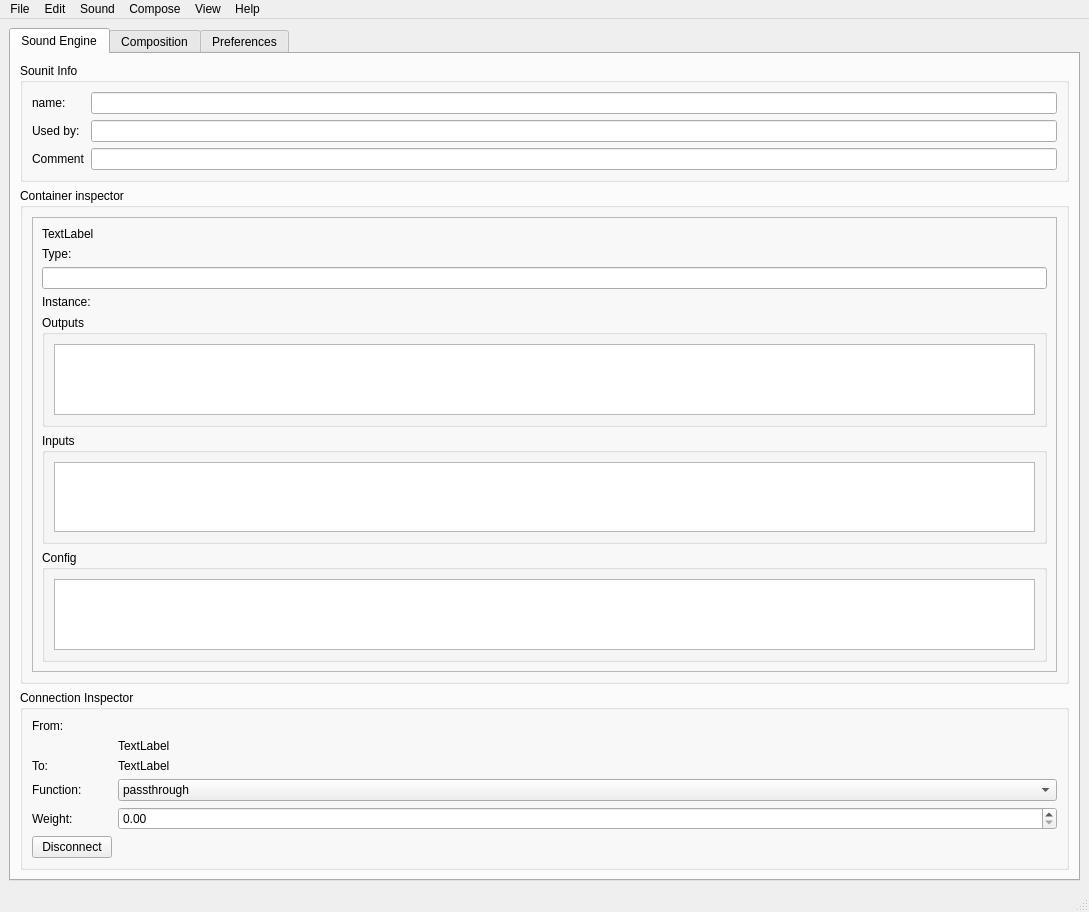
First picture: the form in calamusmain.ui, repository nimusd/Calamus, before the edit.
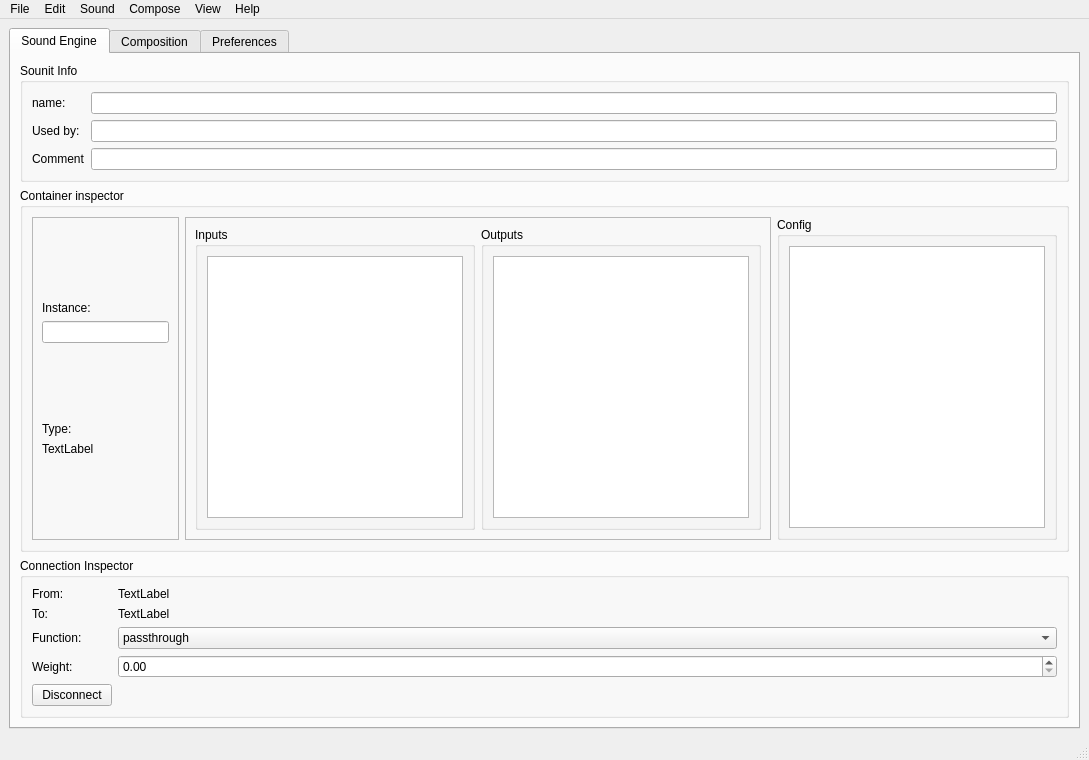
Second picture: the form after the edit. The open tabs and pages were chosen to show the change.

```diff
--- a/calamusmain.ui
+++ b/calamusmain.ui
@@ -73,59 +73,61 @@
           <property name="title">
            <string>Container inspector</string>
           </property>
-          <layout class="QVBoxLayout" name="verticalLayout_7">
+          <layout class="QHBoxLayout" name="horizontalLayout_16">
            <item>
-            <widget class="QFrame" name="frame_2">
+            <widget class="QFrame" name="frame">
              <property name="frameShape">
               <enum>QFrame::Shape::StyledPanel</enum>
              </property>
              <property name="frameShadow">
               <enum>QFrame::Shadow::Raised</enum>
              </property>
-             <layout class="QVBoxLayout" name="verticalLayout_8">
-              <item>
-               <widget class="QLabel" name="labelContainerType">
-                <property name="text">
-                 <string>TextLabel</string>
-                </property>
-               </widget>
-              </item>
-              <item>
-               <widget class="QLabel" name="label_4">
-                <property name="text">
-                 <string>Type: </string>
-                </property>
-               </widget>
-              </item>
-              <item>
-               <widget class="QLineEdit" name="editInstanceName"/>
-              </item>
+             <layout class="QVBoxLayout" name="verticalLayout_2">
               <item>
                <widget class="QLabel" name="label_5">
                 <property name="text">
                  <string>Instance: </string>
                 </property>
+                <property name="alignment">
+                 <set>Qt::AlignmentFlag::AlignBottom|Qt::AlignmentFlag::AlignLeading|Qt::AlignmentFlag::AlignLeft</set>
+                </property>
                </widget>
               </item>
               <item>
-               <widget class="QGroupBox" name="groupOutputs">
-                <property name="title">
-                 <string>Outputs</string>
+               <widget class="QLineEdit" name="editInstanceName"/>
+              </item>
+              <item>
+               <widget class="QLabel" name="label_4">
+                <property name="text">
+                 <string>Type: </string>
                 </property>
-                <layout class="QVBoxLayout" name="verticalLayout_11">
-                 <item>
-                  <widget class="QListWidget" name="listWidget_2">
-                   <property name="minimumSize">
-                    <size>
-                     <width>0</width>
-                     <height>0</height>
-                    </size>
-                   </property>
-                  </widget>
-                 </item>
-                </layout>
+                <property name="alignment">
+                 <set>Qt::AlignmentFlag::AlignBottom|Qt::AlignmentFlag::AlignLeading|Qt::AlignmentFlag::AlignLeft</set>
+                </property>
                </widget>
               </item>
+              <item>
+               <widget class="QLabel" name="labelContainerType">
+                <property name="text">
+                 <string>TextLabel</string>
+                </property>
+                <property name="alignment">
+                 <set>Qt::AlignmentFlag::AlignLeading|Qt::AlignmentFlag::AlignLeft|Qt::AlignmentFlag::AlignTop</set>
+                </property>
+               </widget>
+              </item>
+             </layout>
+            </widget>
+           </item>
+           <item>
+            <widget class="QFrame" name="frame_2">
+             <property name="frameShape">
+              <enum>QFrame::Shape::StyledPanel</enum>
+             </property>
+             <property name="frameShadow">
+              <enum>QFrame::Shadow::Raised</enum>
+             </property>
+             <layout class="QHBoxLayout" name="horizontalLayout_13">
               <item>
                <widget class="QGroupBox" name="groupInputs">
                 <property name="title">
@@ -146,13 +148,13 @@
                </widget>
               </item>
               <item>
-               <widget class="QGroupBox" name="groupConfig">
+               <widget class="QGroupBox" name="groupOutputs">
                 <property name="title">
-                 <string>Config</string>
+                 <string>Outputs</string>
                 </property>
-                <layout class="QVBoxLayout" name="verticalLayout_9">
+                <layout class="QVBoxLayout" name="verticalLayout_11">
                  <item>
-                  <widget class="QListWidget" name="listWidget_3">
+                  <widget class="QListWidget" name="listWidgetOutputs">
                    <property name="minimumSize">
                     <size>
                      <width>0</width>
@@ -167,6 +169,25 @@
              </layout>
             </widget>
            </item>
+           <item>
+            <widget class="QGroupBox" name="groupConfig">
+             <property name="title">
+              <string>Config</string>
+             </property>
+             <layout class="QVBoxLayout" name="verticalLayout_9">
+              <item>
+               <widget class="QListWidget" name="listWidgetConfig">
+                <property name="minimumSize">
+                 <size>
+                  <width>0</width>
+                  <height>0</height>
+                 </size>
+                </property>
+               </widget>
+              </item>
+             </layout>
+            </widget>
+           </item>
           </layout>
          </widget>
         </item>
@@ -176,13 +197,6 @@
            <string>Connection Inspector</string>
           </property>
           <layout class="QFormLayout" name="formLayout_3">
-           <item row="0" column="0">
-            <widget class="QLabel" name="label_6">
-             <property name="text">
-              <string>From:</string>
-             </property>
-            </widget>
-           </item>
            <item row="2" column="0">
             <widget class="QLabel" name="label_7">
              <property name="text">
@@ -262,6 +276,13 @@
              </property>
             </widget>
            </item>
+           <item row="1" column="0">
+            <widget class="QLabel" name="label_6">
+             <property name="text">
+              <string>From:</string>
+             </property>
+            </widget>
+           </item>
           </layout>
          </widget>
         </item>
```
Left out of the diff: 10 changed lines with no effect on the pictures.
